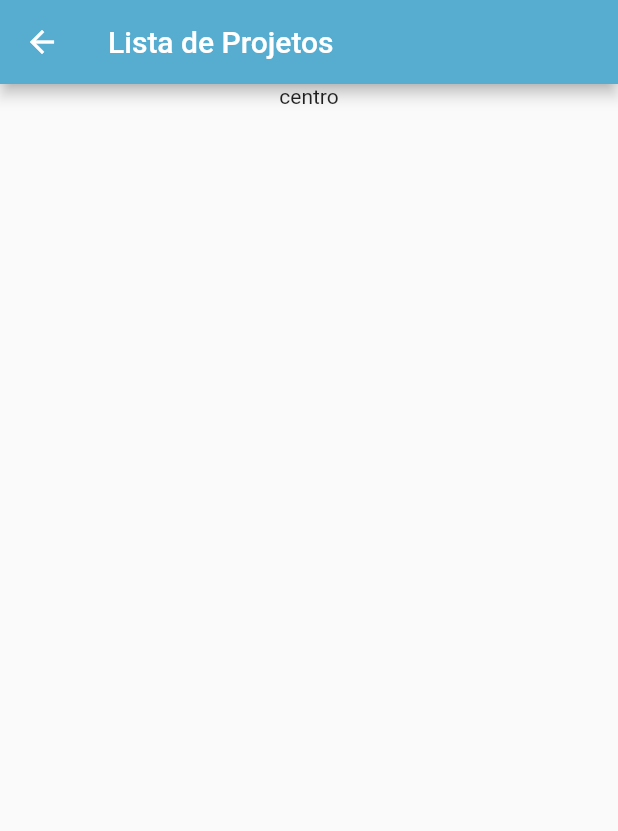
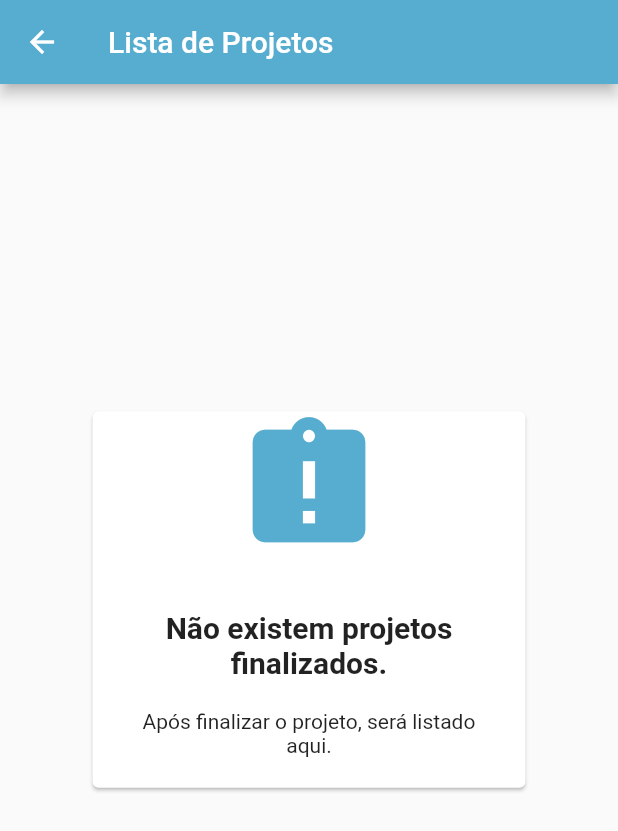
Before and after one commit to Bud-Gen/budgen-app, a Flutter app: the FinishedProjectsPage screen opened directly, on a phone screen of 412 x 824 dp. Shown: the top 831 px of the screen. Run offline on Flutter 3.47's test engine with Material 2 defaults, Android fonts, the light colour scheme and no system bars; our stand-ins replace firebase_auth, flutter_mobx, google_sign_in, mobx, package_info_plus, sqflite; missing offline and left inert: googleapis; accounts and stored records are empty; generated files the repository leaves out were written again.

Commit message:
feat: add finished project list page

```diff
--- a/budgen/lib/app/project/finished_projects/finished_projects_page.dart
+++ b/budgen/lib/app/project/finished_projects/finished_projects_page.dart
@@ -1,3 +1,6 @@
+import 'package:budgen/app/project/finished_projects/finished_projects_store.dart';
+import 'package:budgen/app/project/finished_projects/widgets/empty_projects_alert.dart';
+import 'package:budgen/domain/entities/project.dart';
 import 'package:budgen/utils/style/color_pallete.dart';
 import 'package:flutter/material.dart';
 import 'package:flutter_mobx/flutter_mobx.dart';
@@ -7,7 +10,12 @@ class FinishedProjectsPage extends StatelessWidget {
 
   @override
   Widget build(BuildContext context) {
+    FinishedProjectsStore store = FinishedProjectsStore();
     ColorPalette colorPalette = ColorPalette();
+    final screenSize = MediaQuery.of(context).size;
+
+    store.onInit();
+
     return Scaffold(
       appBar: AppBar(
         backgroundColor: colorPalette.primaryCollor,
@@ -15,15 +23,74 @@ class FinishedProjectsPage extends StatelessWidget {
       ),
       body: Column(
         children: [
-          Observer(builder: (_) {
-            return Container(
-              child: Center(
-                child: Text("centro"),
-              ),
-            );
-          }),
+          Observer(
+            builder: (BuildContext context) {
+              if (store.projects == null || store.projects.isEmpty)
+                return EmptyProjectsAlert();
+
+              return Expanded(
+                child: ListView(
+                  children: [
+                    for (Project project in store.projects) ...[
+                      Card(
+                        child: ListTile(
+                          leading: Icon(
+                            Icons.insert_chart,
+                            size: 45,
+                          ),
+                          title: Text(project.name),
+                          subtitle: Text((project?.price - project?.discount)
+                              .toStringAsFixed(2)),
+                          trailing: Row(
+                            mainAxisSize: MainAxisSize.min,
+                            children: [
+                              IconButton(
+                                icon: Icon(
+                                  Icons.delete,
+                                  color: colorPalette.primaryCollor,
+                                ),
+                                onPressed: () {
+                                  store.deleteProject(project);
+                                },
+                              ),
+                              SizedBox(width: 4),
+                              IconButton(
+                                icon: Icon(
+                                  Icons.copy_rounded,
+                                  color: (!store.existsCurrentProject)
+                                      ? colorPalette.primaryCollor
+                                      : colorPalette.disabled,
+                                ),
+                                onPressed: () {
+                                  if (!store.existsCurrentProject) {
+                                    store.copyProject(project);
+                                    showSnack(
+                                      context: context,
+                                      content: "projeto copiado",
+                                    );
+                                  }
+                                },
+                              )
+                            ],
+                          ),
+                        ),
+                      )
+                    ]
+                  ],
+                ),
+              );
+            },
+          ),
         ],
       ),
     );
   }
+
+  void showSnack({
+    @required BuildContext context,
+    @required String content,
+  }) {
+    final snack = SnackBar(content: Text(content));
+    Scaffold.of(context).showSnackBar(snack);
+  }
 }
--- /dev/null
+++ b/budgen/lib/app/project/finished_projects/widgets/empty_projects_alert.dart
@@ -0,0 +1,56 @@
+import 'package:budgen/utils/style/color_pallete.dart';
+import 'package:flutter/material.dart';
+
+class EmptyProjectsAlert extends StatelessWidget {
+  const EmptyProjectsAlert() : super();
+
+  @override
+  Widget build(BuildContext context) {
+    final screenSize = MediaQuery.of(context).size;
+    final ColorPalette colorPalette = ColorPalette();
+
+    return Column(
+      mainAxisAlignment: MainAxisAlignment.center,
+      children: [
+        Padding(
+          padding: EdgeInsets.symmetric(
+            vertical: screenSize.height * 0.26,
+            horizontal: screenSize.height * 0.07,
+          ),
+          child: Center(
+            child: Card(
+              child: Container(
+                child: Column(
+                  mainAxisAlignment: MainAxisAlignment.center,
+                  children: [
+                    Icon(
+                      Icons.assignment_late,
+                      color: colorPalette.primaryCollor,
+                      size: 100,
+                    ),
+                    SizedBox(height: screenSize.height * 0.04),
+                    Text(
+                      "Não existem projetos finalizados.",
+                      style: TextStyle(
+                        fontSize: 20,
+                        fontWeight: FontWeight.w600,
+                      ),
+                      textAlign: TextAlign.center,
+                    ),
+                    Padding(
+                      padding: EdgeInsets.all(20),
+                      child: Text(
+                        "Após finalizar o projeto, será listado aqui.",
+                        textAlign: TextAlign.center,
+                      ),
+                    ),
+                  ],
+                ),
+              ),
+            ),
+          ),
+        ),
+      ],
+    );
+  }
+}
```
Also changed, not shown: budgen/lib/app/project/finished_projects/finished_projects_store.dart (+29 -0 lines), budgen/lib/domain/usecases/project/copy_project.dart (added, +27 -0 lines), budgen/lib/domain/usecases/project/delete_project.dart (+7 -0 lines), budgen/lib/app/project/finished_projects/finished_projects_store.g.dart.
